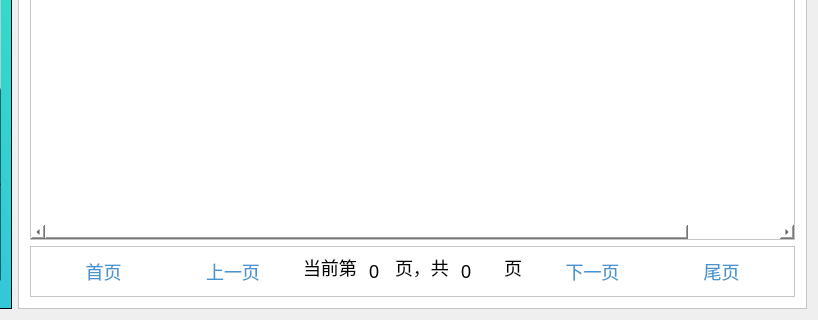
The window that Library/Library/admin_searchbook.ui (BooksOcean/BooksOcean) describes before a commit, drawn with Qt 5; both pictures show x 299 to 1117 and y 451 to 771 of the 1117 by 771 pixel window.
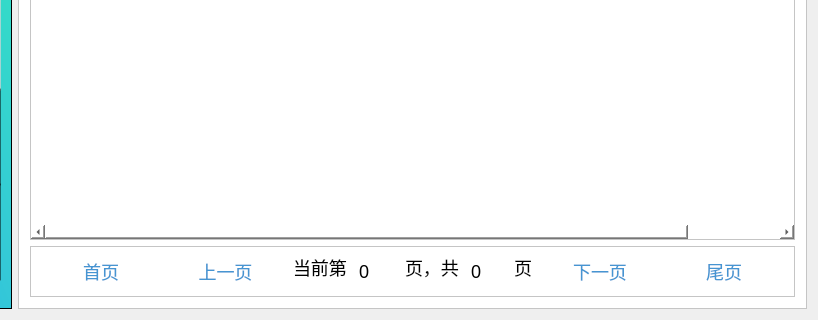
The same window after the commit. Icons and pictures are not drawn.

Patch:
```diff
--- a/Library/Library/admin_searchbook.ui
+++ b/Library/Library/admin_searchbook.ui
@@ -469,7 +469,7 @@
              </property>
              <property name="maximumSize">
               <size>
-               <width>20</width>
+               <width>40</width>
                <height>16777215</height>
               </size>
              </property>
```
Left out of the diff: 27 changed lines with no effect on the pictures.
